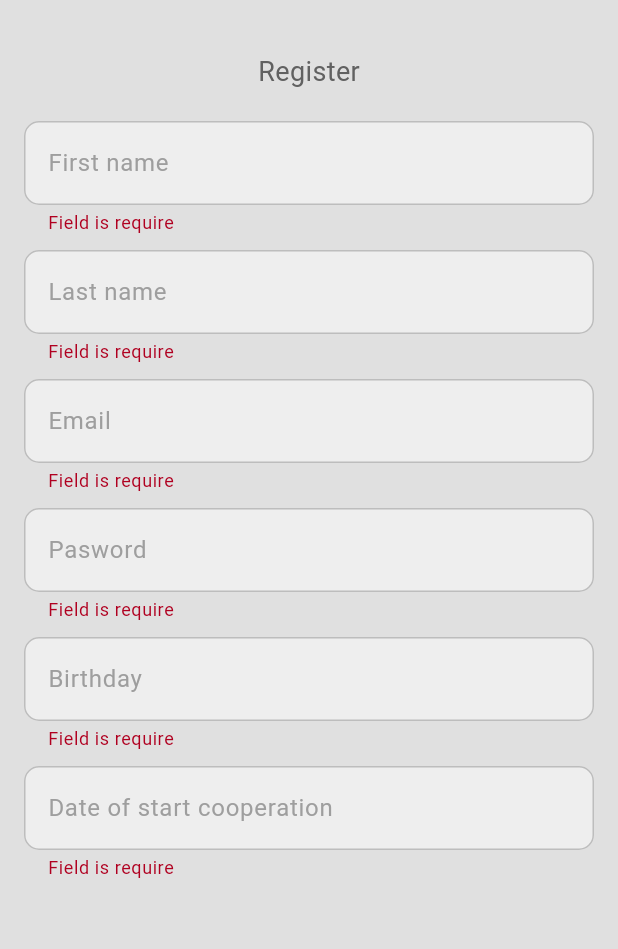
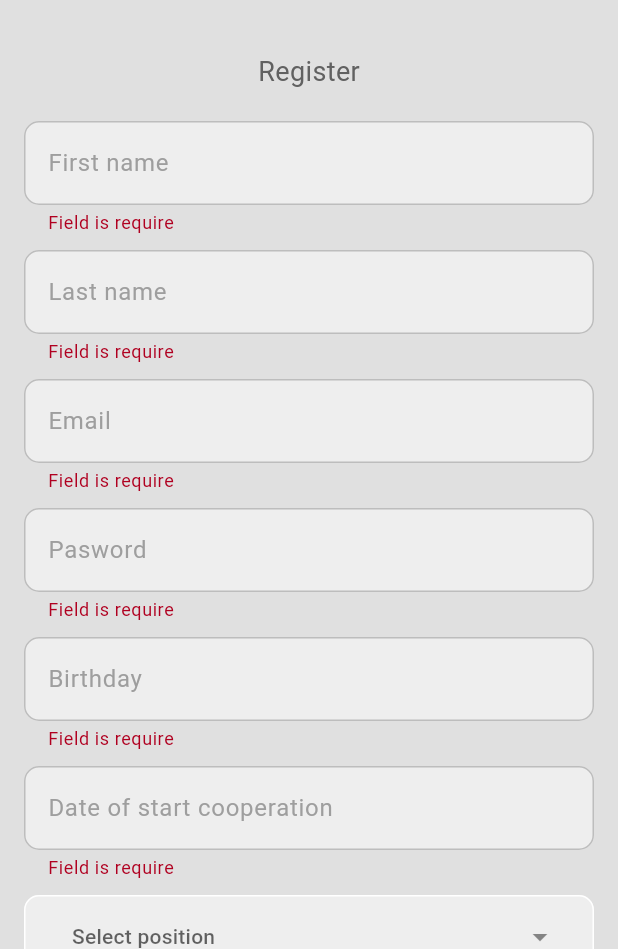
Before and after one commit to grifon23/flutter-app, a Flutter app: the SignUpScreen screen opened by its route, after a tap on "Register", on a phone screen of 412 x 824 dp, the part 287-1236 px from its top. Run offline on Flutter 3.47's test engine with Material 3 defaults, Android fonts, the phone set to English and light mode, and no system bars; our stand-ins replace dropdown_button2, google_nav_bar, localstorage, page_transition, validators.

Commit message:
FEATURE | select controll

```diff
--- a/lib/api/auth_api.dart
+++ b/lib/auth/api/auth_api.dart
@@ -2,8 +2,7 @@ import 'dart:convert';
 
 import 'package:todo_list/config/access_config.dart';
 import 'package:http/http.dart' as http;
-
-import '../service/local_storage/local_storage_service.dart';
+import 'package:todo_list/service/local_storage/local_storage_service.dart';
 
 class AuthApiService {
   Future loginReq(String email, String password) async {
--- a/lib/auth/screens/sign-in.screen.dart
+++ b/lib/auth/screens/sign-in.screen.dart
@@ -1,10 +1,10 @@
 import 'package:flutter/material.dart';
-import 'package:todo_list/api/auth_api.dart';
 import 'package:todo_list/validators/requre_field.dart';
 
 import '../../common/components/buttons/image_button.dart';
 import '../../common/components/buttons/primary_button.dart';
 import '../../common/components/form/text_input.dart';
+import '../api/auth_api.dart';
 
 class SignInScreen extends StatefulWidget {
   const SignInScreen({super.key});
--- a/lib/auth/screens/sign_up.screen.dart
+++ b/lib/auth/screens/sign_up.screen.dart
@@ -2,7 +2,9 @@ import 'package:flutter/material.dart';
 import 'package:intl/intl.dart';
 import 'package:todo_list/common/components/buttons/primary_button.dart';
 import 'package:todo_list/common/components/form/calendar_text_field.dart';
+import 'package:todo_list/common/components/form/select_field.dart';
 import 'package:todo_list/common/components/form/text_input.dart';
+import 'package:todo_list/user/config/user_positions.dart';
 import 'package:todo_list/validators/requre_field.dart';
 
 extension Data on Map<String, TextEditingController> {
@@ -25,6 +27,8 @@ class SignUpScreen extends StatefulWidget {
 class _SignUpScreenState extends State<SignUpScreen> {
   final _formKey = GlobalKey<FormState>();
 
+  final UserPositionsList userPositions = UserPositionsList();
+
 // text input controller
 
   final Map<String, TextEditingController> sigUpController = {
@@ -33,13 +37,14 @@ class _SignUpScreenState extends State<SignUpScreen> {
     'email': TextEditingController(),
     'password': TextEditingController(),
     "birthday": TextEditingController(),
-    'cooperationDate': TextEditingController()
+    'cooperationDate': TextEditingController(),
+    'positions': TextEditingController()
   };
 
   void signUp() {
     if (_formKey.currentState!.validate()) {
       final data = sigUpController.data();
-      _formKey.currentState?.reset();
+      // _formKey.currentState?.reset();
       print(data);
     }
   }
@@ -150,7 +155,13 @@ class _SignUpScreenState extends State<SignUpScreen> {
                         } else {}
                       },
                     ),
-                    const SizedBox(height: 35),
+                    const SizedBox(height: 10),
+                    SelectControll(
+                      options: userPositions.options,
+                      validator: requreField,
+                      hintText: 'Select position',
+                      controller: sigUpController['positions'],
+                    ),
                     PrimaryButton(
                       onTap: signUp,
                       texContent: 'Register',
--- /dev/null
+++ b/lib/common/components/form/select_field.dart
@@ -0,0 +1,99 @@
+import 'package:dropdown_button2/dropdown_button2.dart';
+import 'package:flutter/material.dart';
+import 'package:todo_list/common/typing/option.dart';
+import 'package:todo_list/user/config/user_positions.dart';
+
+class SelectControll extends StatefulWidget {
+  const SelectControll({
+    super.key,
+    this.controller,
+    required this.hintText,
+    this.validator,
+    required this.options,
+  });
+
+  final TextEditingController? controller;
+  final String hintText;
+  final String? Function(String?)? validator;
+  final List<Option> options;
+
+  @override
+  State<SelectControll> createState() => _SelectControllState();
+}
+
+class _SelectControllState extends State<SelectControll> {
+  String? selectedValue;
+
+  @override
+  Widget build(BuildContext context) {
+    return Padding(
+      padding: const EdgeInsets.symmetric(horizontal: 16.0),
+      child: Column(
+        children: [
+          DropdownButtonFormField2<String>(
+            isExpanded: true,
+            decoration: InputDecoration(
+              filled: true,
+              fillColor: Colors.grey.shade200,
+              enabledBorder: OutlineInputBorder(
+                borderSide: const BorderSide(color: Colors.white),
+                borderRadius: BorderRadius.circular(10),
+              ),
+              focusedBorder: OutlineInputBorder(
+                borderSide: BorderSide(color: Colors.grey.shade400),
+                borderRadius: BorderRadius.circular(10),
+              ),
+              focusedErrorBorder: OutlineInputBorder(
+                borderSide: BorderSide(color: Colors.grey.shade400),
+                borderRadius: BorderRadius.circular(10),
+              ),
+              errorBorder: OutlineInputBorder(
+                borderSide: BorderSide(color: Colors.grey.shade400),
+                borderRadius: BorderRadius.circular(10),
+              ),
+            ),
+            hint: Text(
+              widget.hintText,
+              style: const TextStyle(fontSize: 14),
+            ),
+            items: widget.options
+                .map((item) => DropdownMenuItem<String>(
+                      value: item.value,
+                      child: Text(
+                        item.label,
+                        style: const TextStyle(
+                          fontSize: 14,
+                        ),
+                      ),
+                    ))
+                .toList(),
+            validator: widget.validator,
+            onChanged: (value) {
+              //Do something when selected item is changed.
+              widget.controller?.text = value.toString();
+            },
+            onSaved: (value) {
+              widget.controller?.text = value.toString();
+            },
+            buttonStyleData: const ButtonStyleData(
+              padding: EdgeInsets.only(right: 8),
+            ),
+            iconStyleData: const IconStyleData(
+              icon: Icon(
+                Icons.arrow_drop_down,
+                color: Colors.black45,
+              ),
+              iconSize: 24,
+            ),
+            dropdownStyleData: DropdownStyleData(
+              offset: Offset(0, 330),
+              decoration: BoxDecoration(
+                borderRadius: BorderRadius.circular(10),
+              ),
+            ),
+          ),
+        ],
+      ),
+    );
+  }
+}
--- /dev/null
+++ b/lib/common/typing/option.dart
@@ -0,0 +1,6 @@
+class Option {
+  final String label;
+  final String value;
+
+  Option({required this.label, required this.value});
+}
--- a/lib/service/local_storage/local_storage_service.dart
+++ b/lib/service/local_storage/local_storage_service.dart
@@ -7,7 +7,7 @@ class StorageService {
     storage.setItem(key, value);
   }
 
-  String getItem(String key) {
+  getItem(String key) {
     return storage.getItem(key);
   }
 
--- /dev/null
+++ b/lib/user/config/user_positions.dart
@@ -0,0 +1,12 @@
+import 'package:todo_list/common/typing/option.dart';
+import 'package:todo_list/user/typing/user_type.dart';
+
+class UserPositionsList {
+  List<Option> options = [
+    Option(label: 'Manager', value: UserPosition.Manager),
+    Option(label: 'Developer', value: UserPosition.Developer),
+    Option(label: 'Tester', value: UserPosition.QA),
+    Option(label: 'Designer', value: UserPosition.Designer),
+    Option(label: 'Admin', value: UserPosition.Admin),
+  ];
+}
--- /dev/null
+++ b/lib/user/typing/user_type.dart
@@ -0,0 +1,7 @@
+class UserPosition {
+  static String Developer = 'd';
+  static String QA = 'q';
+  static String Manager = 'm';
+  static String Admin = 'a';
+  static String Designer = 's';
+}
--- a/pubspec.yaml
+++ b/pubspec.yaml
@@ -43,6 +43,8 @@ dependencies:
   provider: ^6.1.1
   shared_preferences: ^2.2.2
   localstorage: ^4.0.1+4
+  dropdown_button2: ^2.3.9
+  material_tag_editor: ^0.1.2
 
 dev_dependencies:
   flutter_test:
```
Also changed, not shown: pubspec.lock.
